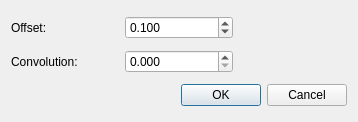
The window that Polyhedron/demo/Polyhedron/Polyhedron_demo_vcm_normal_estimation_plugin.ui (CGAL/cgal) describes before a commit, drawn with Qt 5.
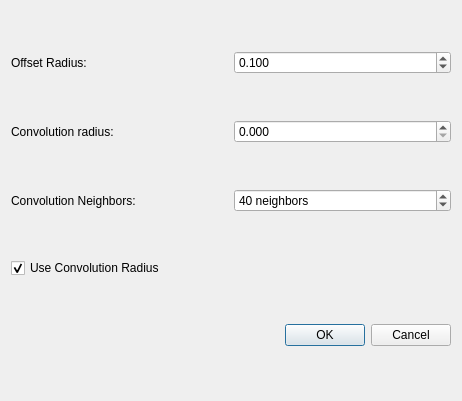
The same window after the commit.

Commit message: factorize vcm normal estimation plugins

```diff
--- a/Polyhedron/demo/Polyhedron/Polyhedron_demo_vcm_normal_estimation_plugin.ui
+++ b/Polyhedron/demo/Polyhedron/Polyhedron_demo_vcm_normal_estimation_plugin.ui
@@ -6,22 +6,91 @@
    <rect>
     <x>0</x>
     <y>0</y>
-    <width>358</width>
-    <height>122</height>
+    <width>462</width>
+    <height>401</height>
    </rect>
   </property>
   <property name="windowTitle">
    <string>Normal estimation</string>
   </property>
-  <layout class="QGridLayout">
-   <item row="0" column="0">
-    <widget class="QLabel" name="label">
+  <layout class="QVBoxLayout" name="verticalLayout">
+   <item>
+    <layout class="QHBoxLayout" name="horizontalLayout">
+     <item>
+      <widget class="QLabel" name="label">
+       <property name="text">
+        <string>Offset Radius:</string>
+       </property>
+      </widget>
+     </item>
+     <item>
+      <widget class="QDoubleSpinBox" name="m_inputOffsetRadius">
+       <property name="decimals">
+        <number>3</number>
+       </property>
+       <property name="singleStep">
+        <double>0.050000000000000</double>
+       </property>
+       <property name="value">
+        <double>0.100000000000000</double>
+       </property>
+      </widget>
+     </item>
+    </layout>
+   </item>
+   <item>
+    <layout class="QHBoxLayout" name="horizontalLayout_2">
+     <item>
+      <widget class="QLabel" name="label_2">
+       <property name="text">
+        <string>Convolution radius:</string>
+       </property>
+      </widget>
+     </item>
+     <item>
+      <widget class="QDoubleSpinBox" name="m_inputConvolveRadius">
+       <property name="decimals">
+        <number>3</number>
+       </property>
+       <property name="singleStep">
+        <double>0.050000000000000</double>
+       </property>
+      </widget>
+     </item>
+    </layout>
+   </item>
+   <item>
+    <layout class="QHBoxLayout" name="horizontalLayout_3">
+     <item>
+      <widget class="QLabel" name="label_3">
+       <property name="text">
+        <string>Convolution Neighbors:</string>
+       </property>
+      </widget>
+     </item>
+     <item>
+      <widget class="QSpinBox" name="m_inputConvolveNeighbors">
+       <property name="suffix">
+        <string> neighbors</string>
+       </property>
+       <property name="value">
+        <number>40</number>
+       </property>
+      </widget>
+     </item>
+    </layout>
+   </item>
+   <item>
+    <widget class="QCheckBox" name="m_inputUseConvRad">
      <property name="text">
-      <string>Offset:</string>
+      <string>Use Convolution Radius</string>
+     </property>
+     <property name="checked">
+      <bool>true</bool>
      </property>
     </widget>
    </item>
-   <item row="2" column="1" colspan="2">
+   <item>
     <widget class="QDialogButtonBox" name="buttonBox">
      <property name="orientation">
       <enum>Qt::Horizontal</enum>
@@ -31,36 +100,6 @@
      </property>
     </widget>
    </item>
-   <item row="0" column="1">
-    <widget class="QDoubleSpinBox" name="m_inputOffsetRadius">
-     <property name="decimals">
-      <number>3</number>
-     </property>
-     <property name="singleStep">
-      <double>0.050000000000000</double>
-     </property>
-     <property name="value">
-      <double>0.100000000000000</double>
-     </property>
-    </widget>
-   </item>
-   <item row="1" column="1">
-    <widget class="QDoubleSpinBox" name="m_inputConvolveRadius">
-     <property name="decimals">
-      <number>3</number>
-     </property>
-     <property name="singleStep">
-      <double>0.050000000000000</double>
-     </property>
-    </widget>
-   </item>
-   <item row="1" column="0">
-    <widget class="QLabel" name="label_2">
-     <property name="text">
-      <string>Convolution:</string>
-     </property>
-    </widget>
-   </item>
   </layout>
  </widget>
  <resources/>
```
Left out of the diff: 9 changed lines with no effect on the pictures. The commit also changes 4 other files.
